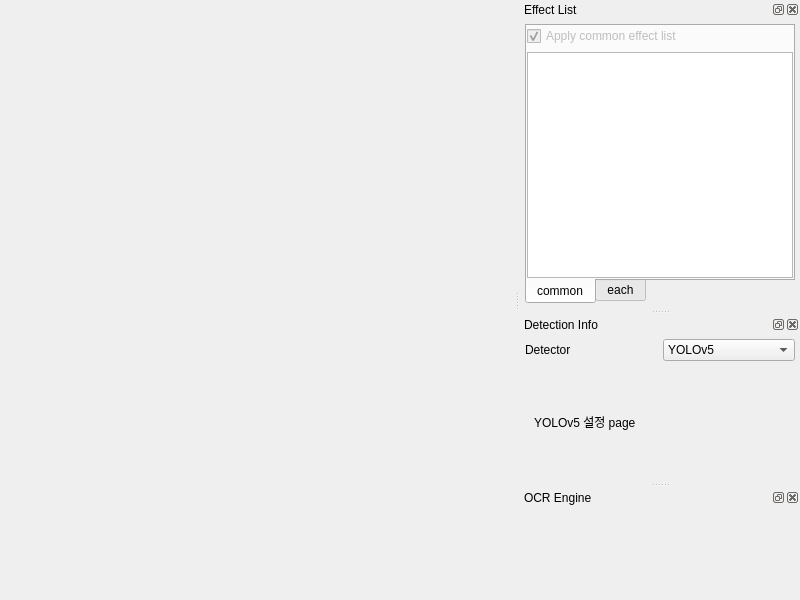
This is UI/setting_view_widget.ui in yunwoong7/spotter as Qt 5 draws it before an edit. The edited form follows.
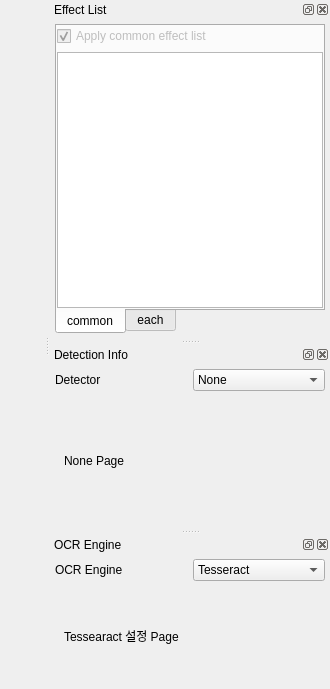
This is the edited form.

Patch:
```diff
--- a/UI/setting_view_widget.ui
+++ b/UI/setting_view_widget.ui
@@ -6,8 +6,8 @@
    <rect>
     <x>0</x>
     <y>0</y>
-    <width>800</width>
-    <height>600</height>
+    <width>330</width>
+    <height>689</height>
    </rect>
   </property>
   <property name="windowTitle">
@@ -145,7 +145,7 @@
   <widget class="QDockWidget" name="dock_detector">
    <property name="minimumSize">
     <size>
-     <width>192</width>
+     <width>218</width>
      <height>150</height>
     </size>
    </property>
@@ -182,6 +182,11 @@
          </item>
          <item>
           <widget class="QComboBox" name="cb_detector">
+           <item>
+            <property name="text">
+             <string>None</string>
+            </property>
+           </item>
            <item>
             <property name="text">
              <string>YOLOv5</string>
@@ -226,6 +231,17 @@
          <property name="currentIndex">
           <number>0</number>
          </property>
+         <widget class="QWidget" name="page_8">
+          <layout class="QGridLayout" name="gridLayout">
+           <item row="0" column="0">
+            <widget class="QLabel" name="label_8">
+             <property name="text">
+              <string>None Page</string>
+             </property>
+            </widget>
+           </item>
+          </layout>
+         </widget>
          <widget class="QWidget" name="page">
           <layout class="QGridLayout" name="gridLayout_5">
            <item row="0" column="0">
@@ -313,8 +329,8 @@
   <widget class="QDockWidget" name="dock_ocrEngine">
    <property name="minimumSize">
     <size>
-     <width>62</width>
-     <height>100</height>
+     <width>252</width>
+     <height>126</height>
     </size>
    </property>
    <property name="windowTitle">
@@ -323,7 +339,128 @@
    <attribute name="dockWidgetArea">
     <number>2</number>
    </attribute>
-   <widget class="QWidget" name="dockWidgetContents_3"/>
+   <widget class="QWidget" name="dockWidgetContents_3">
+    <layout class="QGridLayout" name="gridLayout_22">
+     <property name="leftMargin">
+      <number>5</number>
+     </property>
+     <property name="topMargin">
+      <number>5</number>
+     </property>
+     <property name="rightMargin">
+      <number>5</number>
+     </property>
+     <property name="bottomMargin">
+      <number>5</number>
+     </property>
+     <item row="0" column="0">
+      <layout class="QVBoxLayout" name="verticalLayout_2">
+       <item>
+        <layout class="QHBoxLayout" name="horizontalLayout_2">
+         <item>
+          <widget class="QLabel" name="lbl_ocrEngine">
+           <property name="text">
+            <string>OCR Engine</string>
+           </property>
+          </widget>
+         </item>
+         <item>
+          <widget class="QComboBox" name="cb_ocrEngine">
+           <item>
+            <property name="text">
+             <string>Tesseract</string>
+            </property>
+           </item>
+           <item>
+            <property name="text">
+             <string>EasyOCR</string>
+            </property>
+           </item>
+           <item>
+            <property name="text">
+             <string>Trained Tesseract</string>
+            </property>
+           </item>
+           <item>
+            <property name="text">
+             <string>Trained EasyOCR</string>
+            </property>
+           </item>
+           <item>
+            <property name="text">
+             <string>DocFormer</string>
+            </property>
+           </item>
+          </widget>
+         </item>
+        </layout>
+       </item>
+       <item>
+        <widget class="QStackedWidget" name="st_ocrEngine">
+         <property name="currentIndex">
+          <number>0</number>
+         </property>
+         <widget class="QWidget" name="page_9">
+          <layout class="QGridLayout" name="gridLayout_14">
+           <item row="0" column="0">
+            <widget class="QLabel" name="label_9">
+             <property name="text">
+              <string>Tessearact 설정 Page</string>
+             </property>
+            </widget>
+           </item>
+          </layout>
+         </widget>
+         <widget class="QWidget" name="page_10">
+          <layout class="QGridLayout" name="gridLayout_15">
+           <item row="0" column="0">
+            <widget class="QLabel" name="label_10">
+             <property name="text">
+              <string>EasyOCR 설정 page</string>
+             </property>
+            </widget>
+           </item>
+          </layout>
+         </widget>
+         <widget class="QWidget" name="page_11">
+          <layout class="QGridLayout" name="gridLayout_16">
+           <item row="0" column="0">
+            <widget class="QLabel" name="label_11">
+             <property name="text">
+              <string>Trained Tesseract 설정 page</string>
+             </property>
+            </widget>
+           </item>
+          </layout>
+         </widget>
+         <widget class="QWidget" name="page_12">
+          <layout class="QGridLayout" name="gridLayout_17">
+           <item row="0" column="0">
+            <widget class="QLabel" name="label_12">
+             <property name="text">
+              <string>Trained EasyOCR 설정 page</string>
+             </property>
+            </widget>
+           </item>
+          </layout>
+         </widget>
+         <widget class="QWidget" name="page_13">
+          <layout class="QGridLayout" name="gridLayout_18">
+           <item row="0" column="0">
+            <widget class="QLabel" name="label_13">
+             <property name="text">
+              <string>DocFormer page</string>
+             </property>
+            </widget>
+           </item>
+          </layout>
+         </widget>
+        </widget>
+       </item>
+      </layout>
+     </item>
+    </layout>
+   </widget>
   </widget>
  </widget>
  <resources/>
```
Left out of the diff: 27 changed lines with no effect on the pictures.
